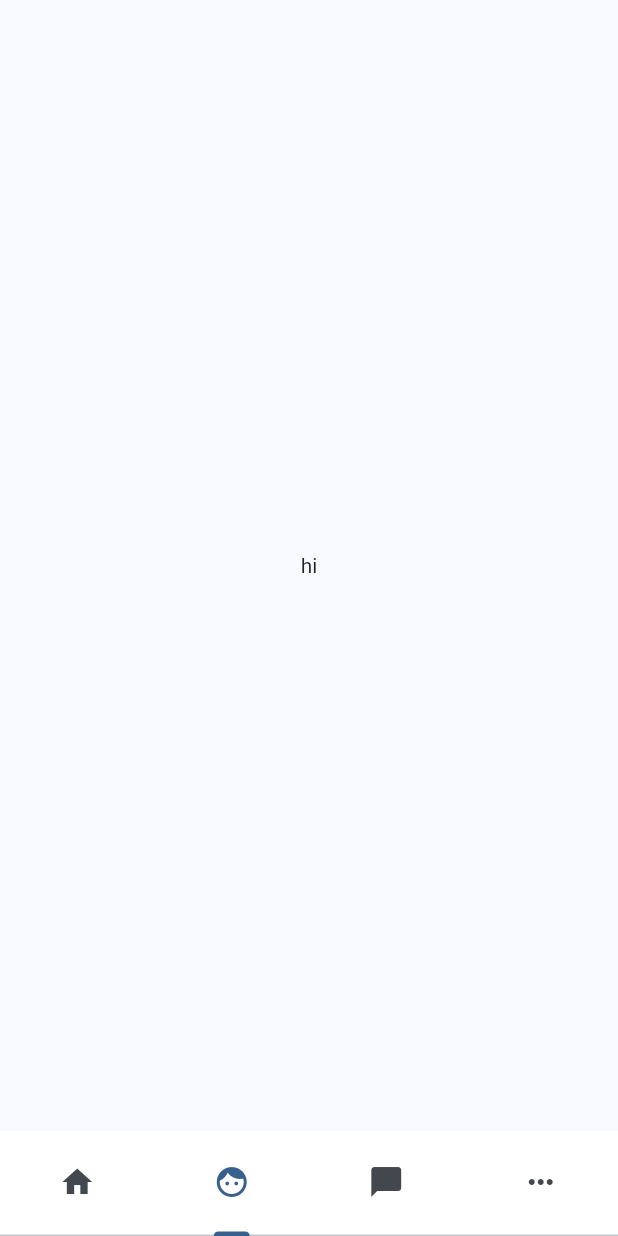
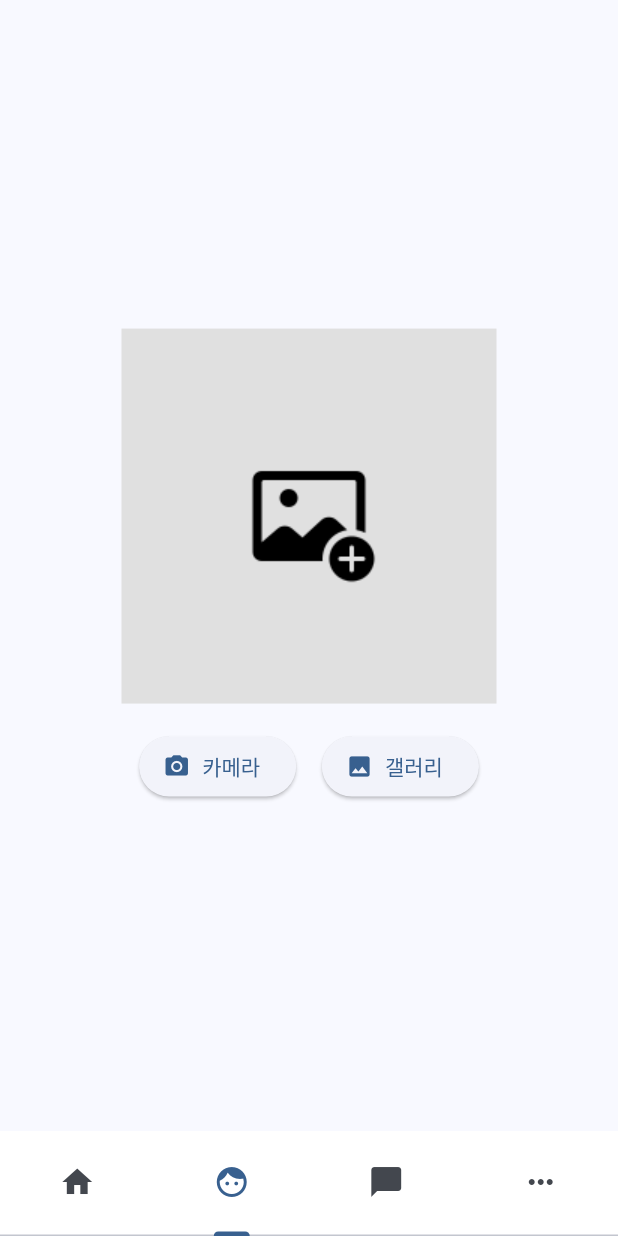
Before and after one commit to kangdeagyu/MAPPY, a Flutter app: the TabBarScreen screen opened directly, on a phone screen of 412 x 824 dp. Run offline on Flutter 3.47's test engine with Material 2 defaults, Android fonts, the phone set to English and light mode, and no system bars; our stand-ins replace firebase_core, flutter_screenutil, get, google_fonts, image_picker; accounts and stored records are empty.

Commit message:
Add photo image, add screenutil package

```diff
--- a/lib/main.dart
+++ b/lib/main.dart
@@ -1,6 +1,7 @@
 import 'package:final_main_project/view/login.dart';
 import 'package:flutter/material.dart';
 import 'package:firebase_core/firebase_core.dart';
+import 'package:flutter_screenutil/flutter_screenutil.dart';
 import 'package:google_fonts/google_fonts.dart';
 import 'firebase_options.dart';
 import 'package:get/get.dart';
@@ -21,6 +22,11 @@ class MyApp extends StatelessWidget {
   // This widget is the root of your application.
   @override
   Widget build(BuildContext context) {
+    return ScreenUtilInit(
+      designSize: const Size(360, 690),
+      minTextAdapt: true,
+      splitScreenMode: true,
+      builder: (context, child) {
         return GetMaterialApp(
         title: 'Flutter Demo',
         theme: ThemeData(
@@ -35,5 +41,7 @@ class MyApp extends StatelessWidget {
         ),
         home: const LoginScreen(),
       );
+      },
+    );
   }
 }
--- a/lib/view/age_prediction.dart
+++ b/lib/view/age_prediction.dart
@@ -1,14 +1,71 @@
+import 'package:flutter/cupertino.dart';
 import 'package:flutter/material.dart';
+import 'package:flutter_screenutil/flutter_screenutil.dart';
+import 'dart:io';
+import 'package:image_picker/image_picker.dart';
 
-class AgePrediction extends StatelessWidget {
+class AgePrediction extends StatefulWidget {
   const AgePrediction({super.key});
+
+  @override
+  State<AgePrediction> createState() => _AgePredictionState();
+}
+
+class _AgePredictionState extends State<AgePrediction> {
+
+  XFile? _faceImage; // 이미지 담을 변수 선언
+  final ImagePicker picker = ImagePicker(); // ImagePicker 초기화
 
   @override
   Widget build(BuildContext context) {
     return Scaffold(
       body: Center(
-        child:  Text('hi'),
+        child: Column(
+          mainAxisAlignment: MainAxisAlignment.center,
+          children: [
+            _buildPhotoArea(),
+            SizedBox(height: 15.h,),
+            Row(
+              mainAxisAlignment: MainAxisAlignment.center,
+              children: [
+                ElevatedButton.icon(
+                  icon: const Icon(Icons.camera_alt),
+                  label: const Text('카메라'),
+                  onPressed: () {
+
+                  },
+                ),
+                SizedBox(width: 15.w,),
+                ElevatedButton.icon(
+                  icon: const Icon(Icons.photo),
+                  label: const Text('갤러리'),
+                  onPressed: () {
+
+                  },
+                ),
+              ],
+            ),
+          ],
+        ),
+
       ),
     );
   }
+
+  Widget _buildPhotoArea() {
+  return _faceImage != null
+      ? SizedBox( // 이미지가 있으면 보여주고
+          width: 300,
+          height: 300,
+          child: Image.file(File(_faceImage!.path)), //가져온 이미지를 화면에 띄워주는 코드
+        )
+      : Container( // 없으면 add photo 화면 보여주기
+          width: 250,
+          height: 250,
+          color: Colors.grey[300],
+          child: Center(
+            child: Image.asset('assets/images/add_photo.png'),
+          ),
+        );
+  }
 }
--- a/pubspec.yaml
+++ b/pubspec.yaml
@@ -45,6 +45,8 @@ dependencies:
   google_fonts: ^6.1.0
   # Photo Library
   image_picker: ^1.0.4
+  # Screen auto sizing
+  flutter_screenutil: ^5.9.0
 
 dev_dependencies:
   flutter_test:
```
Also changed, not shown: assets/images/add_photo.png (added), pubspec.lock. Lines whose indentation alone changed are shown as unchanged.
